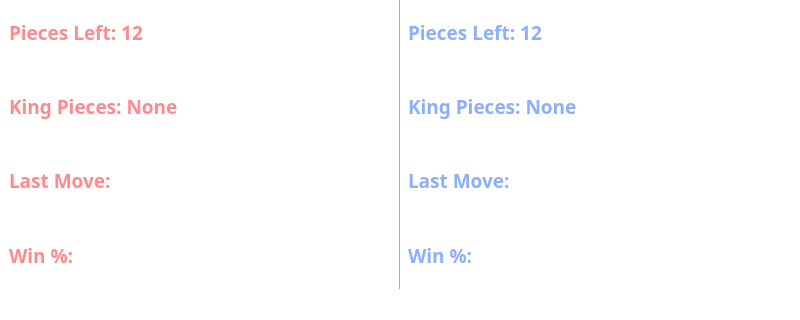
First picture: the form in Pi App Code/Frontend_UI.ui, repository asmithie13/Senior-Design, before the edit; both pictures show x 0 to 800 and y 160 to 480 of the 800 by 480 pixel window.
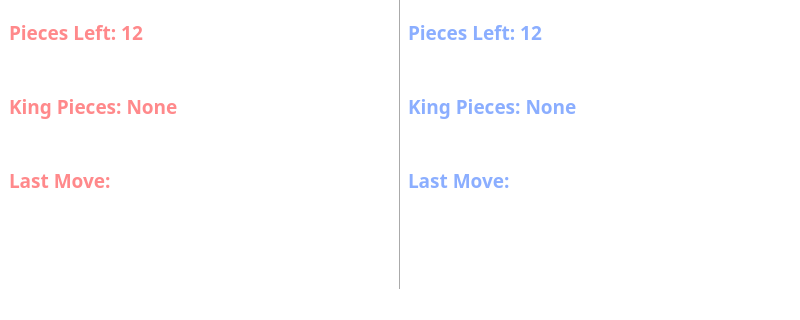
Second picture: the form after the edit.

Commit message: ML unadded:

Diff of the .ui file:
```diff
--- a/Pi App Code/Frontend_UI.ui
+++ b/Pi App Code/Frontend_UI.ui
@@ -21,24 +21,6 @@
   </property>
   <widget class="QWidget" name="centralwidget">
    <layout class="QGridLayout" name="gridLayout">
-    <item row="5" column="2">
-     <widget class="QLabel" name="blueWinLabel">
-      <property name="font">
-       <font>
-        <family>Eras Medium ITC</family>
-        <pointsize>14</pointsize>
-        <weight>75</weight>
-        <bold>true</bold>
-       </font>
-      </property>
-      <property name="styleSheet">
-       <string notr="true">color: rgb(139, 174, 255);</string>
-      </property>
-      <property name="text">
-       <string>Win %:</string>
-      </property>
-     </widget>
-    </item>
     <item row="3" column="2">
      <widget class="QLabel" name="blueKingLabel">
       <property name="font">
@@ -193,27 +175,6 @@
       </property>
      </widget>
     </item>
-    <item row="5" column="0">
-     <widget class="QLabel" name="redWinLabel">
-      <property name="font">
-       <font>
-        <family>Eras Medium ITC</family>
-        <pointsize>14</pointsize>
-        <weight>75</weight>
-        <bold>true</bold>
-       </font>
-      </property>
-      <property name="autoFillBackground">
-       <bool>false</bool>
-      </property>
-      <property name="styleSheet">
-       <string notr="true">color: rgb(255, 137, 139);</string>
-      </property>
-      <property name="text">
-       <string>Win %: </string>
-      </property>
-     </widget>
-    </item>
     <item row="1" column="0">
      <widget class="QLabel" name="playerRedLabel">
       <property name="font">
```
The commit also changes 2 other files.
